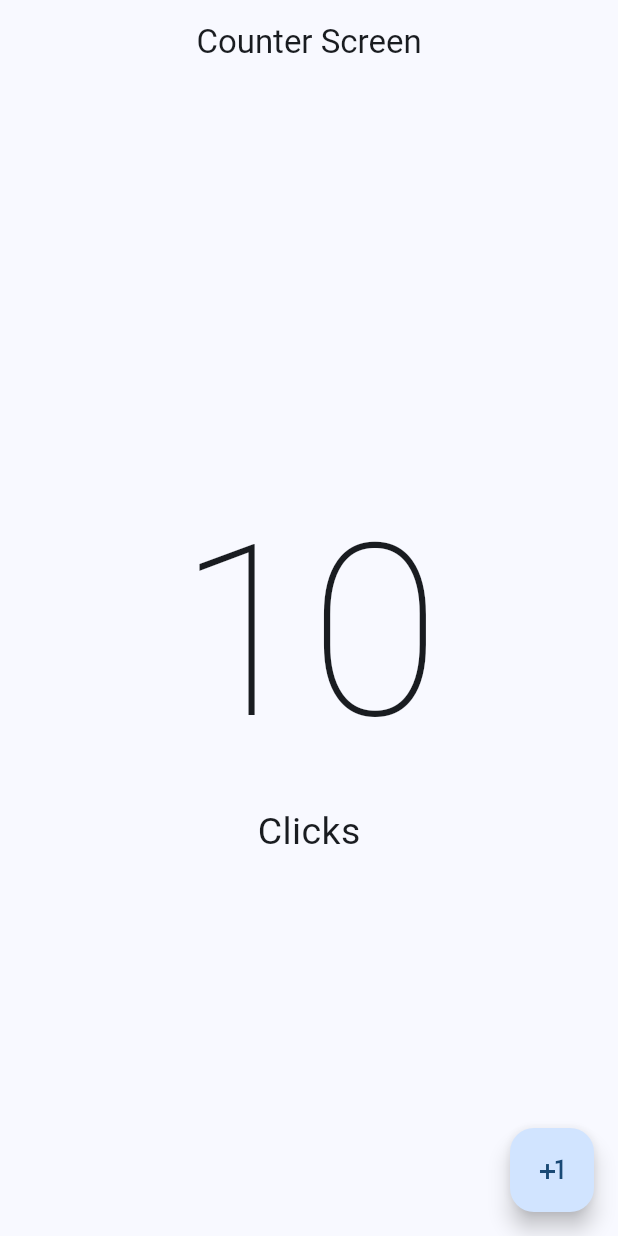
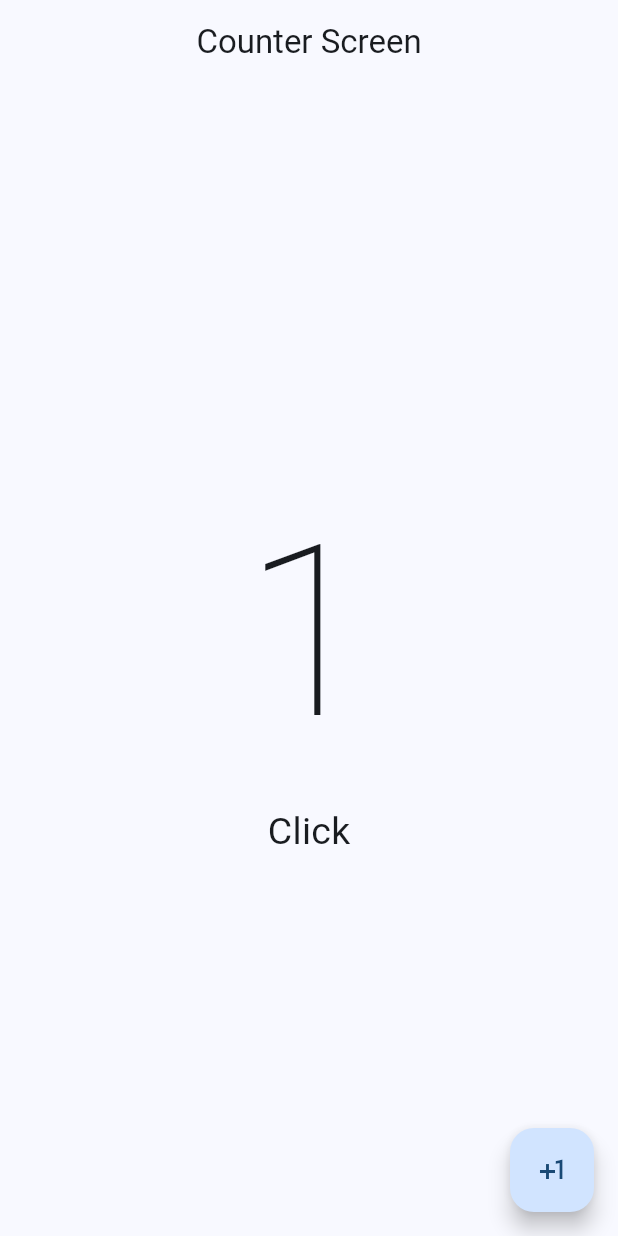
Before and after one commit to cseluzha/PracticeDart, a Flutter app: the screen it shows after launch, after a tap on the "plus one" icon, on a phone screen of 412 x 824 dp. Run offline on Flutter 3.47's test engine with Material 2 defaults, Android fonts, the phone set to English and light mode, and no system bars.

Commit message:
feat: modify the state for the counter

```diff
--- a/hello_world_app/lib/presentation/screens/counter/counter_screen.dart
+++ b/hello_world_app/lib/presentation/screens/counter/counter_screen.dart
@@ -1,23 +1,38 @@
 import 'package:flutter/material.dart';
 
-class CounterScreen extends StatelessWidget {
+class CounterScreen extends StatefulWidget {
   const CounterScreen({super.key});
 
   @override
+  State<CounterScreen> createState() => _CounterScreenState();
+}
+
+class _CounterScreenState extends State<CounterScreen> {
+  int clickCounter = 0;
+
+  @override
   Widget build(BuildContext context) {
-    return  Scaffold(
+    return Scaffold(
       appBar: AppBar(
-        title: const Center(child:Text('Counter Screen')),
+        title: const Center(child: Text('Counter Screen')),
       ),
-      body: const Center(
+      body: Center(
           child: Column(
-            mainAxisAlignment: MainAxisAlignment.center,
-        children:  [Text('10', style: TextStyle(fontSize: 160, fontWeight: FontWeight.w100)),
-         Text('Clicks',  style: TextStyle(fontSize: 25))],
+        mainAxisAlignment: MainAxisAlignment.center,
+        children: [
+          Text('$clickCounter',
+              style:
+                  const TextStyle(fontSize: 160, fontWeight: FontWeight.w100)),
+          Text('Click${clickCounter == 1 ? '' : 's'}',
+              style: const TextStyle(fontSize: 25))
+        ],
       )),
       floatingActionButton: FloatingActionButton(
-        onPressed:() {
-
+        onPressed: () {
+          // Modift the state.
+          setState(() {
+            clickCounter++;
+          });
         },
         child: const Icon(Icons.plus_one),
       ),
```
